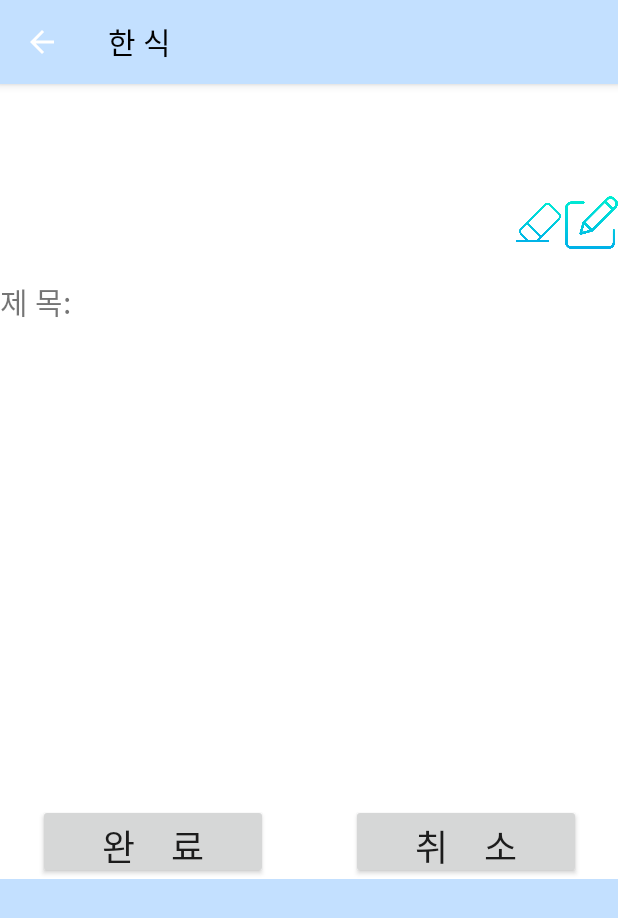
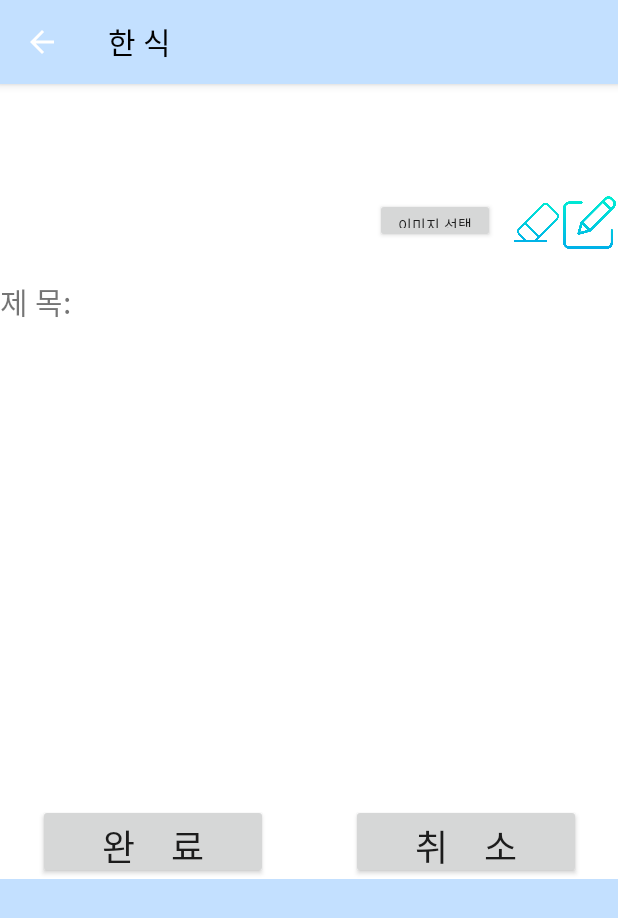
Before and after one commit to 1989010/Cooking, an Android app: the list_edit_korean screen opened directly, with no data from a screen before it, on a phone screen of 412 x 824 dp. Shown: the top 918 px of the screen. Run offline under Robolectric (Android 15) with nearby library versions, the phone set to English and light mode, and no system bars; our stand-ins replace Firebase (no records; nobody signed in at launch, a user with empty details on screens opened directly).

Commit message:
이미지 선택버튼 수정

```diff
--- a/app/src/main/res/layout/activity_list_edit_korean.xml
+++ b/app/src/main/res/layout/activity_list_edit_korean.xml
@@ -19,22 +19,32 @@
             android:layout_height="wrap_content"
             android:orientation="horizontal"
             android:layout_marginTop="10dp">
+            <!-- 이미지 출력!-->
 
-            <!-- 이미지 출력!-->
+            <!-- 지우기 !-->
             <ImageView
                 android:id="@+id/list_edit_korean_img"
                 android:layout_width="100dp"
                 android:layout_height="100dp"
-                android:layout_marginLeft="150dp">
-            </ImageView>
+                android:layout_marginLeft="150dp"></ImageView>
 
-            <!-- 지우기 !-->
+            <!-- 이미지 선택버튼!-->
+            <androidx.appcompat.widget.AppCompatButton
+                android:id="@+id/add_list_korean_imgbut"
+                android:layout_width="80dp"
+                android:layout_height="30dp"
+                android:layout_gravity="bottom|right"
+                android:textSize="10dp"
+                android:text="이미지 선택">
+            </androidx.appcompat.widget.AppCompatButton>
+
+
             <Button
                 android:id="@+id/list_edit_korean_delete"
                 android:layout_width="35dp"
                 android:layout_height="35dp"
                 android:layout_gravity="bottom|right"
-                android:layout_marginLeft="91dp"
+                android:layout_marginLeft="10dp"
                 android:background="@drawable/delete">
             </Button>
 
```
Also changed, not shown: app/src/main/res/layout/activity_list_edit_salad.xml (+12 -1 lines), app/src/main/res/layout/activity_list_edit_snack_bar.xml (+13 -1 lines), app/src/main/res/layout/activity_list_edit_western.xml (+13 -1 lines).
